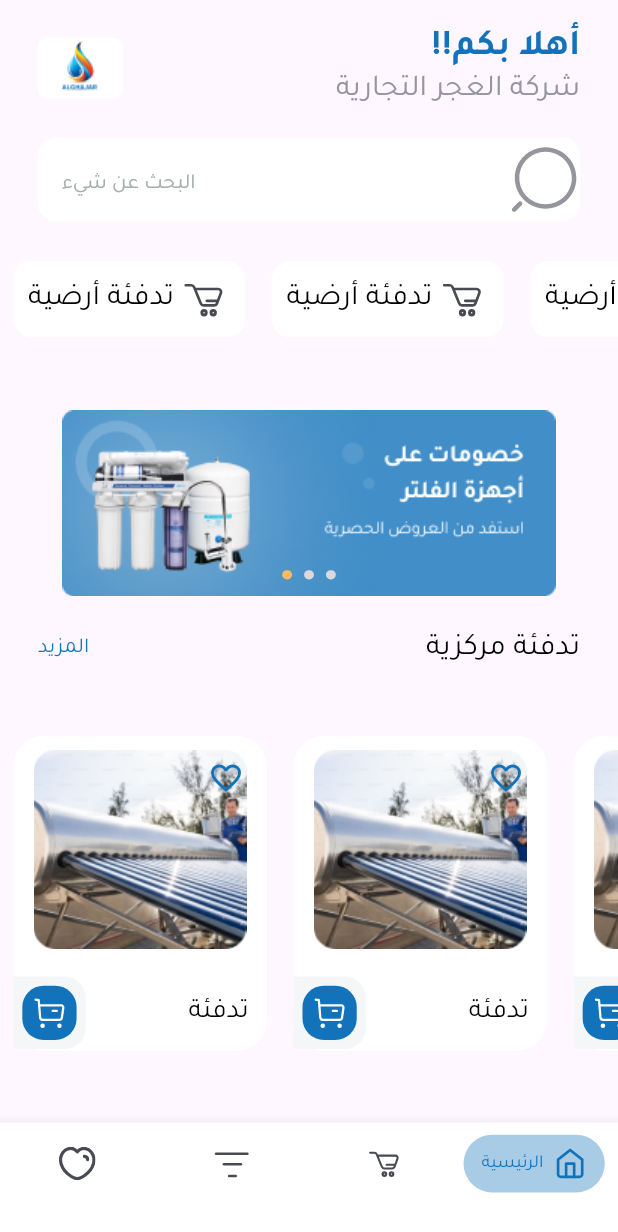
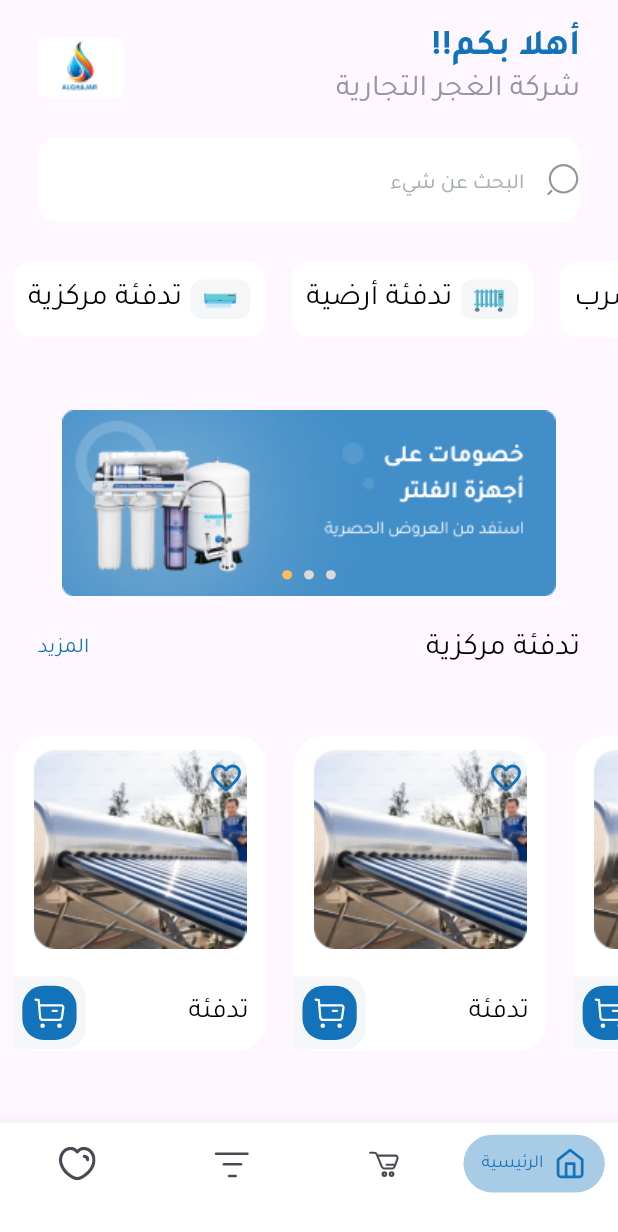
Before and after one commit to saleemAlkadour1/ghajar_app, a Flutter app: the HomeScreen screen opened directly, on a phone screen of 412 x 824 dp. Shown: the top 1232 px of the screen. Run offline on Flutter 3.47's test engine with Material 3 defaults, Android fonts, the phone set to English and light mode, and no system bars; drawn by our look-alikes of smooth_page_indicator; our stand-ins replace device_info_plus, flutter_riverpod, flutter_screenutil, flutter_svg, fluttertoast, recase; missing offline and left inert: navigation_history_observer; project files that could hold a hidden picture were left out.

Commit message:
1- Improv categories in home  screen 2- Improv text field in home screen and fix some bugs

```diff
--- a/lib/app/my_strings.dart
+++ b/lib/app/my_strings.dart
@@ -24,7 +24,7 @@ class MyStrings {
   static String get main => 'الرئيسية';
   static String get welcome => '!!أهلا بكم';
   static String get ghajarCompany => 'شركة الغجر التجارية';
-  static String get searchForSomething => 'البحث عن شيء';
+  static String get searchForSomething => '   البحث عن شيء';
   static String get underfloorHeating => 'تدفئة أرضية';
   static String get more => 'المزيد';
   static String get centralHeating => 'تدفئة مركزية';
--- a/lib/providers/variables_provider.dart
+++ b/lib/providers/variables_provider.dart
@@ -18,6 +18,13 @@ final listCartItemProvider = StateProvider<List<CartItemModel>>((ref) => [
           quantity: 1,
           imagePath: 'assets/images/products/product3.png'),
     ]);
+final listPathImage = StateProvider<List<String>>((ref) => [
+      'assets/images/categories/image1.png',
+      'assets/images/categories/image2.png',
+      'assets/images/categories/image3.png',
+      'assets/images/categories/image4.png',
+      'assets/images/categories/image5.png',
+    ]);
 final orderTotalProvider = StateProvider<double>((ref) {
   final listCartItem = ref.watch(listCartItemProvider);
   double orderTotal = 0;
--- a/lib/ui/screens/catalog_screen.dart
+++ b/lib/ui/screens/catalog_screen.dart
@@ -1,25 +1,21 @@
 // ignore_for_file: prefer_const_constructors, prefer_const_literals_to_create_immutables
 
 import 'package:flutter/material.dart';
+import 'package:flutter_riverpod/flutter_riverpod.dart';
 import 'package:ghajar_app/app/app_spacing.dart';
 import 'package:ghajar_app/app/my_strings.dart';
+import 'package:ghajar_app/providers/variables_provider.dart';
 import 'package:ghajar_app/ui/widgets/catalog_screen_widgets/catalog_item.dart';
 import 'package:ghajar_app/ui/widgets/custom_app_bar.dart';
 import 'package:ghajar_app/utils/enums/app_page_route_enum.dart';
 import 'package:ghajar_app/utils/navigation.dart';
 
-class CatalogScreen extends StatelessWidget implements AppPageRoute {
+class CatalogScreen extends ConsumerWidget implements AppPageRoute {
   const CatalogScreen({super.key});
 
   @override
-  Widget build(BuildContext context) {
-    List<String> pathImages = [
-      'assets/images/categories/image1.png',
-      'assets/images/categories/image2.png',
-      'assets/images/categories/image3.png',
-      'assets/images/categories/image4.png',
-      'assets/images/categories/image5.png',
-    ];
+  Widget build(BuildContext context, WidgetRef ref) {
+    List<String> pathImages = ref.watch(listPathImage);
     return Scaffold(
         appBar: CustomAppBar(title: MyStrings.catalog),
         body: Padding(
--- a/lib/ui/screens/home_screen.dart
+++ b/lib/ui/screens/home_screen.dart
@@ -43,6 +43,7 @@ class _HomeScreenState extends State<HomeScreen> {
   @override
   Widget build(BuildContext context) {
     return Scaffold(
+        resizeToAvoidBottomInset: false,
         body: selectedIndex == 3
             ? SafeArea(
                 child: Column(
--- a/lib/ui/widgets/home_screen_widgets/categories_list_view.dart
+++ b/lib/ui/widgets/home_screen_widgets/categories_list_view.dart
@@ -1,21 +1,29 @@
 import 'package:flutter/material.dart';
+import 'package:flutter_riverpod/flutter_riverpod.dart';
 import 'package:ghajar_app/app/app_spacing.dart';
+import 'package:ghajar_app/app/my_strings.dart';
+import 'package:ghajar_app/providers/variables_provider.dart';
 import 'package:ghajar_app/ui/widgets/home_screen_widgets/category_item.dart';
 
-class CategoriesListView extends StatelessWidget {
+class CategoriesListView extends ConsumerWidget {
   const CategoriesListView({
     super.key,
   });
 
   @override
-  Widget build(BuildContext context) {
+  Widget build(BuildContext context, WidgetRef ref) {
+    List<String> pathImages = ref.watch(listPathImage);
+
     return SizedBox(
       height: AppSpacing.value(50).h,
       child: ListView.builder(
         scrollDirection: Axis.horizontal,
-        itemCount: 10,
+        itemCount: pathImages.length,
         itemBuilder: (context, index) {
-          return const CategoryItem();
+          return CategoryItem(
+            pathImage: pathImages[index],
+            title: MyStrings.categoryTitles[index],
+          );
         },
       ),
     );
--- a/lib/ui/widgets/home_screen_widgets/category_item.dart
+++ b/lib/ui/widgets/home_screen_widgets/category_item.dart
@@ -1,16 +1,18 @@
 import 'package:flutter/material.dart';
 import 'package:flutter_screenutil/flutter_screenutil.dart';
-import 'package:flutter_svg/svg.dart';
 import 'package:ghajar_app/app/app_colors.dart';
 import 'package:ghajar_app/app/app_radius.dart';
 import 'package:ghajar_app/app/app_spacing.dart';
 import 'package:ghajar_app/app/app_text_styles.dart';
-import 'package:ghajar_app/app/my_strings.dart';
 
 class CategoryItem extends StatelessWidget {
   const CategoryItem({
     super.key,
+    required this.title,
+    required this.pathImage,
   });
+  final String title;
+  final String pathImage;
 
   @override
   Widget build(BuildContext context) {
@@ -24,11 +26,18 @@ class CategoryItem extends StatelessWidget {
         child: Row(
           children: [
             Text(
-              MyStrings.underfloorHeating,
+              title,
               style: MyText.appStyle.l.wMedium.reColorText.style,
             ),
             AppSpacing.value(5).inRow,
-            SvgPicture.asset('assets/images/app_icons/cart.svg')
+            Container(
+                decoration: BoxDecoration(
+                    color: AppColors.bg,
+                    borderRadius: BorderRadius.circular(AppRadius.sm.v)),
+                padding: EdgeInsets.symmetric(
+                    horizontal: AppSpacing.value(4).w,
+                    vertical: AppSpacing.value(4).h),
+                child: Image.asset(pathImage))
           ],
         ),
       ),
--- a/lib/ui/widgets/home_screen_widgets/custom_text_field.dart
+++ b/lib/ui/widgets/home_screen_widgets/custom_text_field.dart
@@ -3,6 +3,7 @@ import 'package:flutter_screenutil/flutter_screenutil.dart';
 import 'package:flutter_svg/svg.dart';
 import 'package:ghajar_app/app/app_colors.dart';
 import 'package:ghajar_app/app/app_radius.dart';
+import 'package:ghajar_app/app/app_spacing.dart';
 import 'package:ghajar_app/app/app_text_styles.dart';
 import 'package:ghajar_app/app/my_strings.dart';
 
@@ -15,22 +16,26 @@ class CustomTextField extends StatelessWidget {
   Widget build(BuildContext context) {
     return Padding(
       padding: EdgeInsets.symmetric(horizontal: 23.w),
+      child: Directionality(
+        textDirection: TextDirection.rtl,
         child: TextField(
-        textDirection: TextDirection.rtl,
           decoration: InputDecoration(
             hintText: MyStrings.searchForSomething,
             hintStyle: MyText.appStyle.small.wRegular.reColorXXLightText.style,
-          suffixIcon: SvgPicture.asset(
+            prefixIcon: SvgPicture.asset(
               'assets/images/app_icons/search.svg',
-            width: 15.sp,
-            height: 15.sp,
+              height: AppSpacing.value(23).h,
+              width: AppSpacing.value(23).w,
             ),
+            prefixIconConstraints: const BoxConstraints(
+                minHeight: 23, maxHeight: 23, minWidth: 23, maxWidth: 23),
             fillColor: AppColors.white,
             filled: true,
             border: customOutLineBorder(),
             enabledBorder: customOutLineBorder(),
             focusedBorder: customOutLineBorder(),
             disabledBorder: customOutLineBorder(),
+          ),
         ),
       ),
     );
```
Lines whose indentation alone changed are shown as unchanged.
